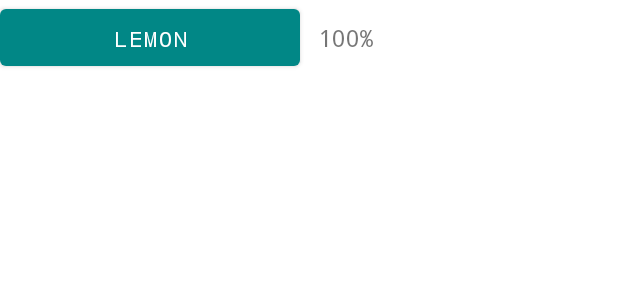
After one commit to eyssab/exampracApp, an Android app: the layout list_item_view.xml on its own in the app's theme, with its tools: preview values and no code run, on a phone screen of 412 x 824 dp. The commit adds this screen. Shown: the top 300 px of the screen. Run offline under Robolectric (Android 15) with nearby library versions, the phone set to English and light mode, and no system bars.

```diff
--- /dev/null
+++ b/app/src/main/res/layout/list_item_view.xml
@@ -0,0 +1,23 @@
+<?xml version="1.0" encoding="utf-8"?>
+<LinearLayout xmlns:android="http://schemas.android.com/apk/res/android"
+    android:layout_width="wrap_content"
+    android:id="@+id/linearLayout"
+    android:layout_height="50dp">
+
+    <Button
+        android:id="@+id/fileBtn"
+        android:layout_width="200dp"
+        android:layout_height="match_parent"
+        android:padding="10dp"
+        android:onClick="openExam"
+        android:text="Lemon" />
+
+    <TextView
+        android:id="@+id/score"
+        android:layout_width="wrap_content"
+        android:layout_height="wrap_content"
+        android:padding="12dp"
+        android:text="100%"
+        android:textSize="16dp" />
+
+</LinearLayout>
```
Also changed, not shown: app/src/main/java/com/example/exampracapp/CustomAdapter.java (added, +63 -0 lines), app/src/main/java/com/example/exampracapp/MainActivity.java (+57 -50 lines), app/src/main/res/layout/activity_main.xml (+5 -6 lines).
